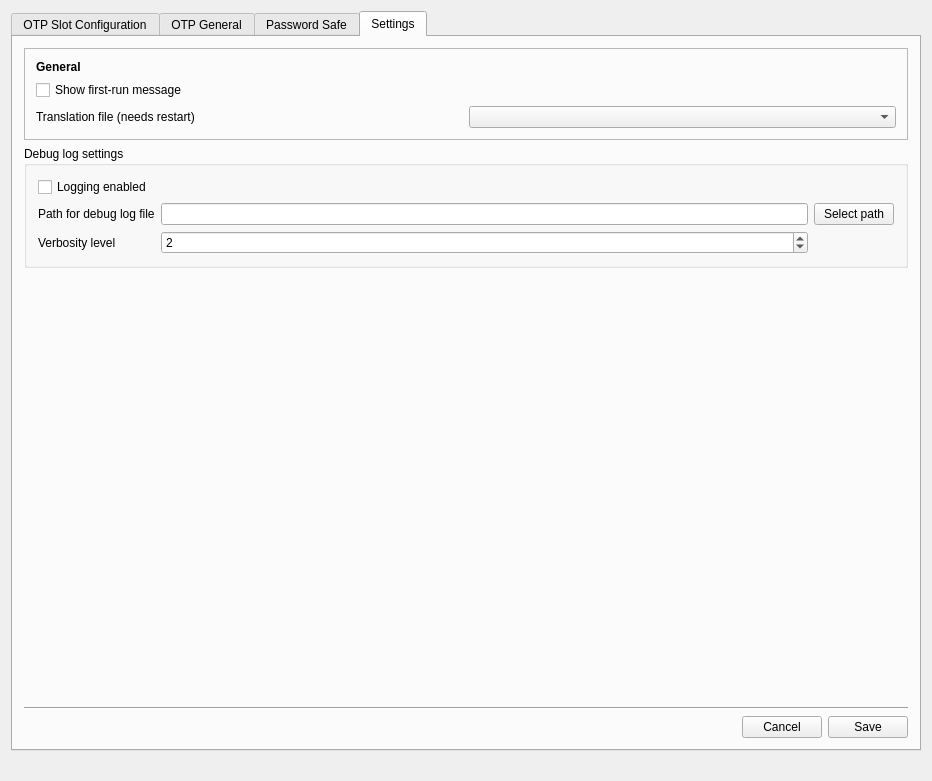
Qt form src/ui/mainwindow.ui (Nitrokey/nitrokey-app) before a commit.
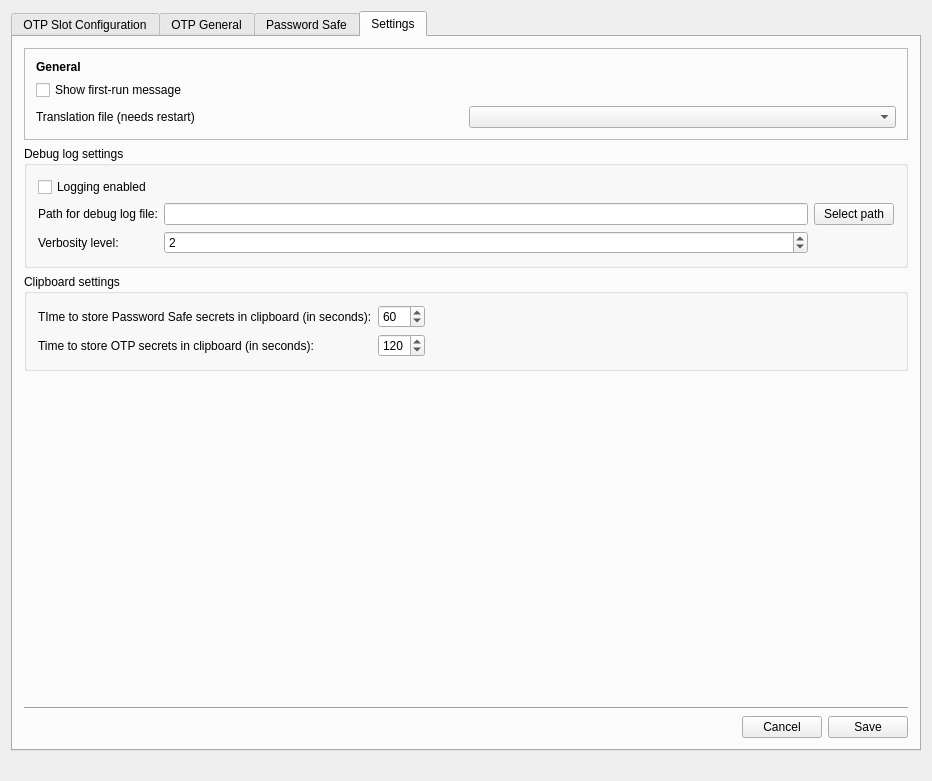
The same form after that commit. Icons and pictures are not drawn.

Commit message: Make clipboard clearing delays configurable

The edit to the form file:
```diff
--- a/src/ui/mainwindow.ui
+++ b/src/ui/mainwindow.ui
@@ -1399,6 +1399,26 @@
                <string>Debug log settings</string>
               </property>
               <layout class="QGridLayout" name="gridLayout_3">
+               <item row="1" column="0">
+                <widget class="QLabel" name="label_10">
+                 <property name="text">
+                  <string>Path for debug log file:</string>
+                 </property>
+                 <property name="buddy">
+                  <cstring>edit_debug_file_path</cstring>
+                 </property>
+                </widget>
+               </item>
+               <item row="3" column="0">
+                <widget class="QLabel" name="label_20">
+                 <property name="text">
+                  <string>Verbosity level:</string>
+                 </property>
+                 <property name="buddy">
+                  <cstring>spin_debug_verbosity</cstring>
+                 </property>
+                </widget>
+               </item>
                <item row="1" column="1">
                 <widget class="QLineEdit" name="edit_debug_file_path"/>
                </item>
@@ -1412,23 +1432,10 @@
                  </property>
                 </widget>
                </item>
-               <item row="1" column="0">
-                <widget class="QLabel" name="label_10">
+               <item row="1" column="2">
+                <widget class="QPushButton" name="btn_select_debug_file_path">
                  <property name="text">
-                  <string>Path for debug log file</string>
-                 </property>
-                 <property name="buddy">
-                  <cstring>edit_debug_file_path</cstring>
-                 </property>
-                </widget>
-               </item>
-               <item row="3" column="0">
-                <widget class="QLabel" name="label_20">
-                 <property name="text">
-                  <string>Verbosity level</string>
-                 </property>
-                 <property name="buddy">
-                  <cstring>spin_debug_verbosity</cstring>
+                  <string>Select path</string>
                  </property>
                 </widget>
                </item>
@@ -1439,12 +1446,73 @@
                  </property>
                 </widget>
                </item>
+              </layout>
+             </widget>
+            </item>
+            <item>
+             <widget class="QGroupBox" name="groupBox_2">
+              <property name="title">
+               <string>Clipboard settings</string>
+              </property>
+              <layout class="QGridLayout" name="gridLayout_4">
+               <item row="3" column="1">
+                <widget class="QSpinBox" name="spin_OTP_time">
+                 <property name="minimum">
+                  <number>10</number>
+                 </property>
+                 <property name="maximum">
+                  <number>600</number>
+                 </property>
+                 <property name="value">
+                  <number>120</number>
+                 </property>
+                </widget>
+               </item>
+               <item row="1" column="0">
+                <widget class="QLabel" name="label_30">
+                 <property name="text">
+                  <string>TIme to store Password Safe secrets in clipboard (in seconds):</string>
+                 </property>
+                 <property name="buddy">
+                  <cstring>spin_debug_verbosity</cstring>
+                 </property>
+                </widget>
+               </item>
+               <item row="1" column="1">
+                <widget class="QSpinBox" name="spin_PWS_time">
+                 <property name="minimum">
+                  <number>10</number>
+                 </property>
+                 <property name="maximum">
+                  <number>600</number>
+                 </property>
+                 <property name="value">
+                  <number>60</number>
+                 </property>
+                </widget>
+               </item>
+               <item row="3" column="0">
+                <widget class="QLabel" name="label_31">
+                 <property name="text">
+                  <string>Time to store OTP secrets in clipboard (in seconds):</string>
+                 </property>
+                 <property name="buddy">
+                  <cstring>spin_debug_verbosity</cstring>
+                 </property>
+                </widget>
+               </item>
                <item row="1" column="2">
-                <widget class="QPushButton" name="btn_select_debug_file_path">
-                 <property name="text">
-                  <string>Select path</string>
+                <spacer name="horizontalSpacer_7">
+                 <property name="orientation">
+                  <enum>Qt::Horizontal</enum>
                  </property>
-                </widget>
+                 <property name="sizeHint" stdset="0">
+                  <size>
+                   <width>40</width>
+                   <height>20</height>
+                  </size>
+                 </property>
+                </spacer>
                </item>
               </layout>
              </widget>
```
The commit also changes 3 other files.
